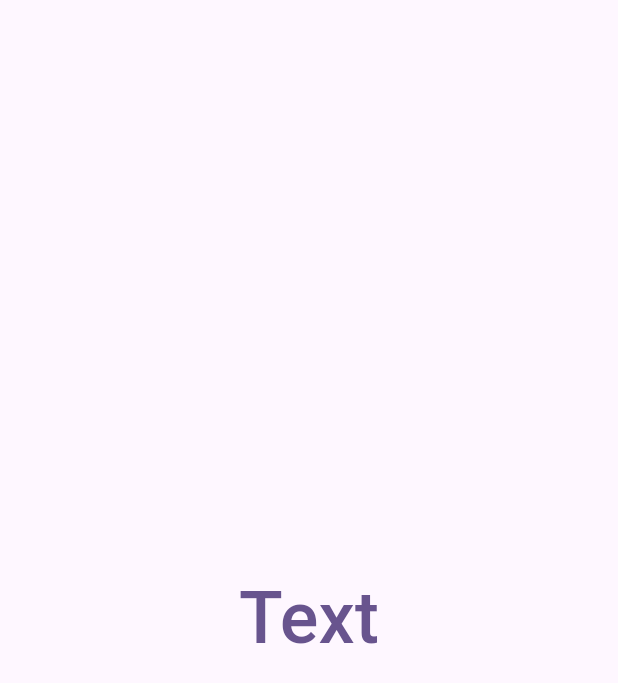
After one commit to Jab1k/flutteranimation, a Flutter app: the TweenAnimation screen opened directly, after a tap on "Text", on a phone screen of 412 x 824 dp. The commit adds this screen. Shown: the top 683 px of the screen. Run offline on Flutter 3.47's test engine with Material 2 defaults, Android fonts, the light colour scheme and no system bars.

Commit message:
TweenAnimation

```diff
--- a/lib/homepage/homepage.dart
+++ b/lib/homepage/homepage.dart
@@ -1,6 +1,7 @@
 // ignore_for_file: avoid_print
 
 import 'package:flutter/material.dart';
+import 'package:flutteranimation/homepage/tweenanimation.dart';
 
 class HomePage extends StatefulWidget {
   const HomePage({super.key});
@@ -68,6 +69,16 @@ class _HomePageState extends State<HomePage>
             onPressed: () {
               _controller.stop();
             },
+          ),
+          FloatingActionButton(
+            onPressed: () {
+              Navigator.push(
+                  context,
+                  MaterialPageRoute(
+                    builder: (context) => const TweenAnimation(),
+                  ));
+            },
+            child: const Icon(Icons.push_pin),
           )
         ],
       ),
--- /dev/null
+++ b/lib/homepage/tweenanimation.dart
@@ -0,0 +1,35 @@
+import 'package:flutter/material.dart';
+
+class TweenAnimation extends StatefulWidget {
+  const TweenAnimation({super.key});
+
+  @override
+  State<TweenAnimation> createState() => _TweenAnimationState();
+}
+
+class _TweenAnimationState extends State<TweenAnimation> {
+  double target = 24.0;
+  @override
+  Widget build(BuildContext context) {
+    return Scaffold(
+      body: Center(
+        child: TweenAnimationBuilder<double>(
+          tween: Tween<double>(begin: 0, end: target),
+          duration: const Duration(seconds: 1),
+          builder: (BuildContext context, double size, Widget? child) {
+            return TextButton(
+              onPressed: () {
+                target = ((target == 48.0) ? 96.0 : 48.0);
+                setState(() {});
+              },
+              child: Text(
+                'Text',
+                style: TextStyle(fontSize: size),
+              ),
+            );
+          },
+        ),
+      ),
+    );
+  }
+}
```
